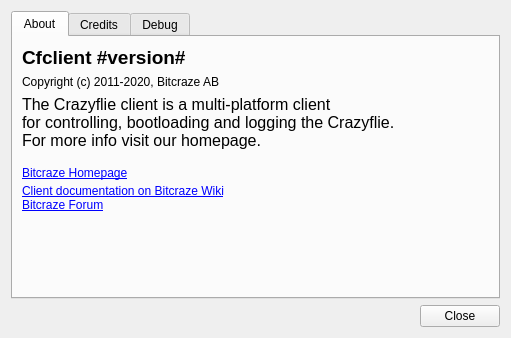
Qt form src/cfclient/ui/dialogs/about.ui (bitcraze/crazyflie-clients-python) before a commit.
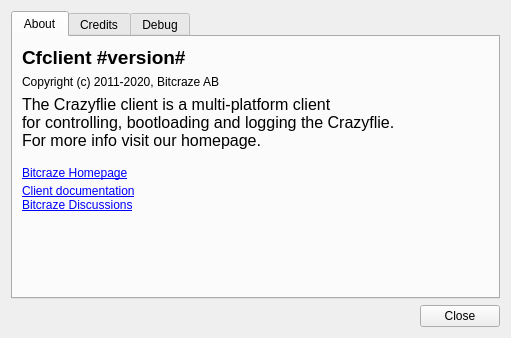
The same form after that commit.

Patch:
```diff
--- a/src/cfclient/ui/dialogs/about.ui
+++ b/src/cfclient/ui/dialogs/about.ui
@@ -46,7 +46,7 @@
              <item row="2" column="0">
               <widget class="QLabel" name="label">
                <property name="text">
-                <string>&lt;html&gt;&lt;head/&gt;&lt;body&gt;&lt;p&gt;&lt;span style=&quot; font-size:12pt;&quot;&gt;The Crazyflie client is a multi-platform client&lt;br/&gt;for controlling, bootloading and logging the Crazyflie.&lt;br/&gt;For more info visit our homepage.&lt;/span&gt;&lt;/p&gt;&lt;p&gt;&lt;a href=&quot;http://www.bitcraze.io&quot;&gt;&lt;span style=&quot; text-decoration: underline; color:#0000ff;&quot;&gt;Bitcraze Homepage&lt;/span&gt;&lt;/a&gt;&lt;span style=&quot; font-size:12pt;&quot;&gt;&lt;br/&gt;&lt;/span&gt;&lt;a href=&quot;https://www.bitcraze.io/documentation/repository/crazyflie-clients-python/master/userguides/userguide_client/&quot;&gt;&lt;span style=&quot; text-decoration: underline; color:#0000ff;&quot;&gt;Client documentation on Bitcraze Wiki&lt;/span&gt;&lt;/a&gt;&lt;span style=&quot; font-size:12pt;&quot;&gt;&lt;br/&gt;&lt;/span&gt;&lt;a href=&quot;http://forum.bitcraze.io&quot;&gt;&lt;span style=&quot; text-decoration: underline; color:#0000ff;&quot;&gt;Bitcraze Forum&lt;/span&gt;&lt;/a&gt;&lt;/p&gt;&lt;p&gt;&lt;br/&gt;&lt;/p&gt;&lt;/body&gt;&lt;/html&gt;</string>
+                <string>&lt;html&gt;&lt;head/&gt;&lt;body&gt;&lt;p&gt;&lt;span style=&quot; font-size:12pt;&quot;&gt;The Crazyflie client is a multi-platform client&lt;br/&gt;for controlling, bootloading and logging the Crazyflie.&lt;br/&gt;For more info visit our homepage.&lt;/span&gt;&lt;/p&gt;&lt;p&gt;&lt;a href=&quot;http://www.bitcraze.io&quot;&gt;&lt;span style=&quot; text-decoration: underline; color:#0000ff;&quot;&gt;Bitcraze Homepage&lt;/span&gt;&lt;/a&gt;&lt;span style=&quot; font-size:12pt;&quot;&gt;&lt;br/&gt;&lt;/span&gt;&lt;a href=&quot;https://www.bitcraze.io/documentation/repository/crazyflie-clients-python/master/userguides/userguide_client/&quot;&gt;&lt;span style=&quot; text-decoration: underline; color:#0000ff;&quot;&gt;Client documentation&lt;/span&gt;&lt;/a&gt;&lt;span style=&quot; font-size:12pt;&quot;&gt;&lt;br/&gt;&lt;/span&gt;&lt;a href=&quot;http://discussions.bitcraze.io&quot;&gt;&lt;span style=&quot; text-decoration: underline; color:#0000ff;&quot;&gt;Bitcraze Discussions&lt;/span&gt;&lt;/a&gt;&lt;/p&gt;&lt;p&gt;&lt;br/&gt;&lt;/p&gt;&lt;/body&gt;&lt;/html&gt;</string>
                </property>
                <property name="openExternalLinks">
                 <bool>true</bool>
```
